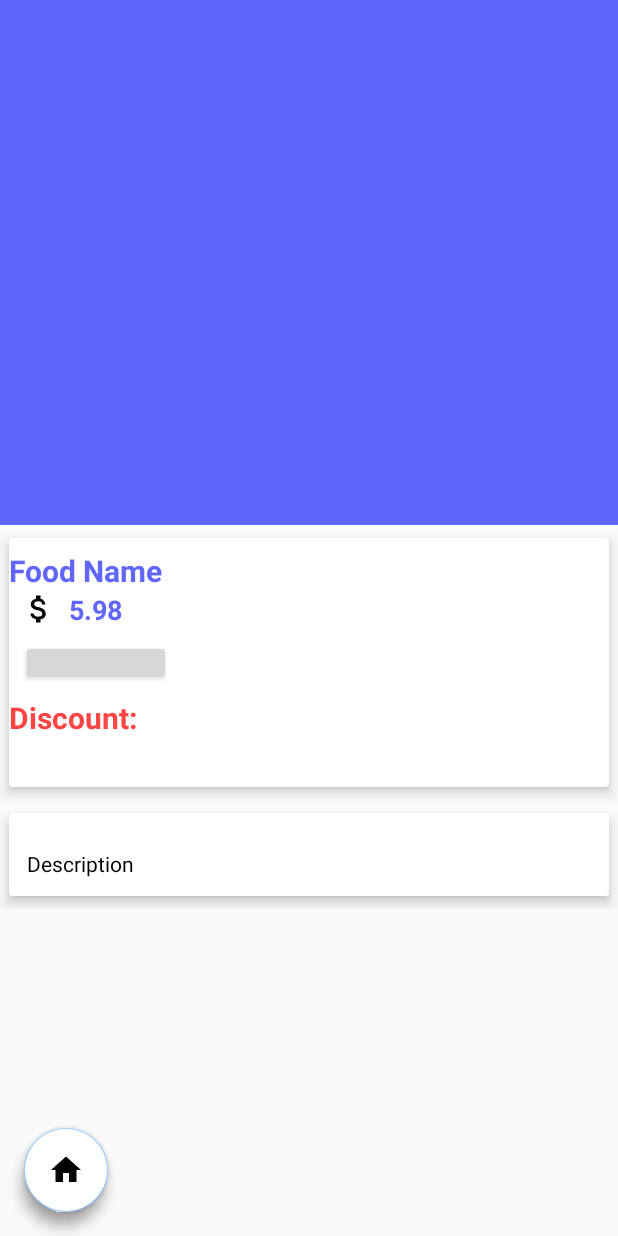
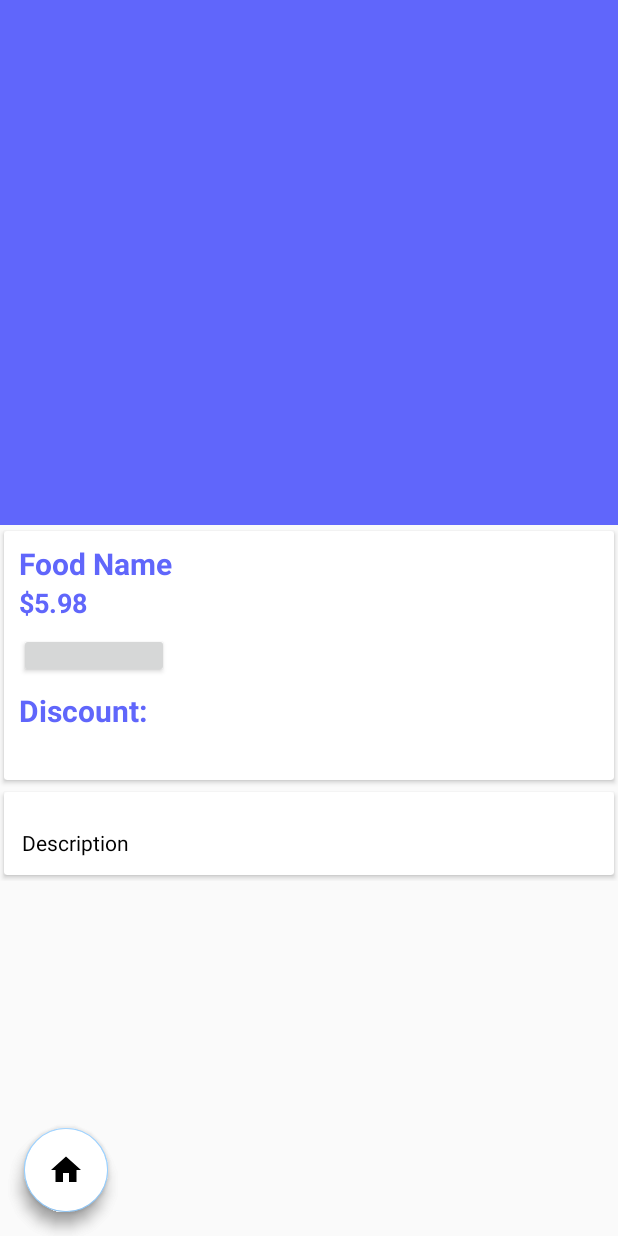
Before and after one commit to MrJc010/CS133_MiniSafeWay, an Android app: the FoodDetail screen opened directly, with no data from a screen before it, on a phone screen of 412 x 824 dp. Run offline under Robolectric (Android 15) with nearby library versions, the phone set to English and light mode, and no system bars; our stand-ins replace Firebase (no records; nobody signed in at launch, a user with empty details on screens opened directly), Picasso; libraries missing offline, so code that uses them is left out: com.cepheuen.elegantnumberbutton; plain views replace ElegantNumberButton; 3 statements that could not run were skipped.

Commit message:
I did nothing:)))

```diff
--- /dev/null
+++ b/app/src/main/res/anim/mytransition.xml
@@ -0,0 +1,6 @@
+<?xml version="1.0" encoding="utf-8"?>
+<alpha
+    xmlns:android="http://schemas.android.com/apk/res/android"
+    android:fromAlpha="0.0"
+    android:toAlpha="1.0"
+    android:duration="2000"/>
--- a/app/src/main/res/layout/activity_food_detail.xml
+++ b/app/src/main/res/layout/activity_food_detail.xml
@@ -28,16 +28,8 @@
                 android:layout_width="match_parent"
                 android:layout_height="match_parent"
                 android:contentDescription="@null"
-                android:scaleType="fitCenter"
+                android:scaleType="fitXY"
                 app:layout_collapseMode="parallax" />
-
-            <android.support.v7.widget.Toolbar
-                android:id="@+id/toolbar"
-                app:title=""
-                android:layout_width="match_parent"
-                android:layout_height="?attr/actionBarSize"
-                app:popupTheme="@style/ThemeOverlay.AppCompat.Light"
-                app:layout_collapseMode="parallax"></android.support.v7.widget.Toolbar>
 
         </android.support.design.widget.CollapsingToolbarLayout>
 
@@ -73,7 +65,7 @@
             <android.support.v7.widget.CardView
                 android:layout_width="match_parent"
                 android:layout_height="wrap_content"
-                app:cardElevation="5dp"
+
                 app:cardUseCompatPadding="true">
 
                 <LinearLayout
@@ -87,6 +79,7 @@
                         android:id="@+id/food_name"
                         android:textColor="@color/colorPrimary"
                         android:layout_marginTop="8dp"
+                        android:layout_marginLeft="10dp"
                         android:textSize="20sp"
                         android:textStyle="bold"
                         android:text="Food Name"/>
@@ -95,17 +88,22 @@
                         android:layout_width="match_parent"
                         android:layout_height="wrap_content"
                         android:id="@+id/layout_price"
+
                         android:orientation="horizontal">
 
-                        <ImageView
-                            android:layout_width="0dp"
+                        <TextView
+                            android:layout_width="wrap_content"
                             android:layout_height="wrap_content"
-                            android:layout_weight="1"
-                            android:src="@drawable/ic_attach_money_black_24dp" />
+                            android:textColor="@color/colorPrimary"
+                            android:textSize="18sp"
+                            android:layout_marginLeft="10dp"
+                            android:textStyle="bold"
+                            android:text="$"/>
 
                         <TextView
                             android:layout_width="0dp"
                             android:layout_weight="9"
+
                             android:layout_height="wrap_content"
                             android:id="@+id/food_price"
                             android:textColor="@color/colorPrimary"
@@ -120,9 +118,8 @@
                         android:layout_height="30dp"
                         android:id="@+id/number_button"
                         android:layout_marginTop="8dp"
-                        android:layout_marginLeft="8dp"
+                        android:layout_marginLeft="10dp"
                         app:textSize="8sp"
-                        app:backGroundColor="@android:color/holo_red_light"
                         app:initialNumber="1"
                         app:finalNumber="20"></com.cepheuen.elegantnumberbutton.view.ElegantNumberButton>
                     <GridLayout
@@ -133,8 +130,9 @@
                         <TextView
                             android:layout_height="wrap_content"
                             android:layout_width="wrap_content"
-                            android:textColor="@android:color/holo_red_light"
+                            android:textColor="@color/colorPrimary"
                             android:textSize="20sp"
+                            android:layout_marginLeft="10dp"
                             android:textStyle="bold"
                             android:text="Discount: "/>
                     <TextView
@@ -143,7 +141,7 @@
                         android:layout_height="30dp"
                         android:textSize="20sp"
                         android:textStyle="bold"
-                        android:textColor="@android:color/holo_red_light"/>
+                        android:textColor="@color/colorPrimary"/>
                     </GridLayout>
 
                 </LinearLayout>
@@ -153,7 +151,6 @@
             <android.support.v7.widget.CardView
                 android:layout_width="match_parent"
                 android:layout_height="wrap_content"
-                app:cardElevation="5dp"
                 app:cardUseCompatPadding="true">
 
                 <TextView
--- a/app/src/main/res/layout/activity_guest.xml
+++ b/app/src/main/res/layout/activity_guest.xml
@@ -20,7 +20,7 @@
         android:layout_gravity="start"
         android:fitsSystemWindows="true"
         app:headerLayout="@layout/nav_header_guest"
-        android:background="#99D0FF "
+        android:background="#327EC9"
         app:itemTextColor="@android:color/white"
         app:itemIconTint="@android:color/white"
         app:menu="@menu/activity_guest_drawer" />
--- a/app/src/main/res/layout/activity_home.xml
+++ b/app/src/main/res/layout/activity_home.xml
@@ -20,7 +20,7 @@
         android:layout_gravity="start"
         android:fitsSystemWindows="true"
         app:headerLayout="@layout/nav_header_home"
-        android:background="#99D0FF "
+        android:background="#327EC9"
         app:itemTextColor="@android:color/white"
         app:itemIconTint="@android:color/white"
 
--- a/app/src/main/res/layout/activity_signup.xml
+++ b/app/src/main/res/layout/activity_signup.xml
@@ -28,7 +28,7 @@
                 android:layout_marginTop="40dp"
                 android:layout_width="match_parent"
                 android:layout_height="271dp"
-                android:src="@drawable/smallicon" />
+                android:src="@drawable/signlogo" />
 
         </android.support.design.widget.CollapsingToolbarLayout>
 
--- a/app/src/main/res/layout/signin.xml
+++ b/app/src/main/res/layout/signin.xml
@@ -4,7 +4,7 @@
         xmlns:tools="http://schemas.android.com/tools"
         android:layout_width="match_parent"
         android:layout_height="match_parent"
-        android:background="@android:color/white"
+    android:background="@android:color/white"
         tools:context="com.example.nguye.minisafeway.Signin">
 
 
@@ -28,7 +28,7 @@
                 android:layout_marginTop="40dp"
                 android:layout_width="match_parent"
                 android:layout_height="271dp"
-                android:src="@drawable/smallicon" />
+                android:src="@drawable/signlogo" />
 
         </android.support.design.widget.CollapsingToolbarLayout>
 
```
Also changed, not shown: app/src/main/AndroidManifest.xml (+5 -3 lines), app/src/main/java/com/example/nguye/minisafeway/Welcome.java (added, +36 -0 lines), app/src/main/res/layout/activity_welcome.xml (added, +26 -0 lines), app/src/main/res/layout/nav_header_guest.xml (+4 -4 lines), app/src/main/res/layout/nav_header_home.xml (+13 -6 lines), app/src/main/res/drawable-xxhdpi/background.jpg (added), app/src/main/res/drawable-xxhdpi/signlogo.png (added), app/src/main/res/drawable-xxhdpi/we.png (added), app/src/main/res/drawable-xxhdpi/welcome.png (added).
